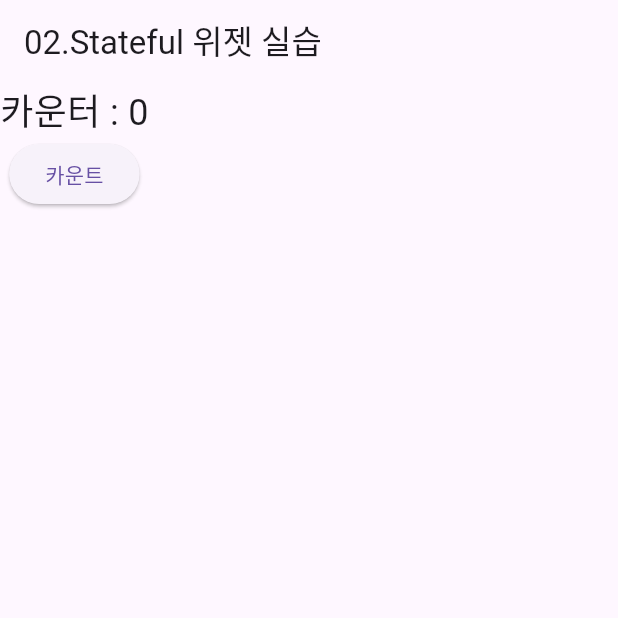
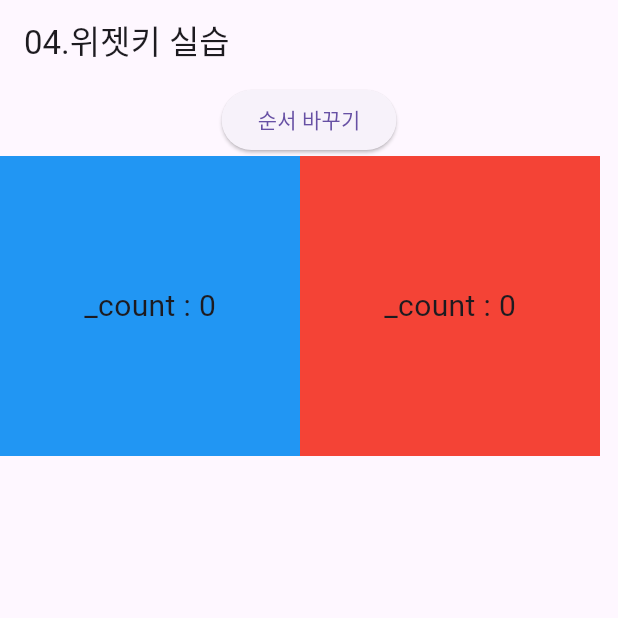
Before and after one commit to yingbbang/bnk-flutter-bootcamp, a Flutter app: the screen it shows after launch, on a phone screen of 412 x 824 dp, the top half of it. Run offline on Flutter 3.47's test engine with Material 3 defaults, Android fonts, the light colour scheme and no system bars.

Commit message:
feat(04): add ch04 flutter project Dart widget examples

```diff
--- /dev/null
+++ b/ch04/lib/04_widget_key.dart
@@ -0,0 +1,98 @@
+/*
+  날짜 : 2025/10/27
+  이름 : 조지영
+  내용 : Widget Key 실습
+*/
+import 'package:flutter/cupertino.dart';
+import 'package:flutter/material.dart';
+
+void main(){
+  runApp(MyApp());
+}
+
+class MyApp extends StatelessWidget {
+  @override
+  Widget build(BuildContext context) {
+    return MaterialApp(
+      home: Scaffold(
+        appBar: AppBar(title: const Text('04.위젯키 실습'),),
+        body: WidgetKeyTest(),
+      ),
+    );
+  }
+}
+
+class WidgetKeyTest extends StatefulWidget {
+  @override
+  State<StatefulWidget> createState() => _WidgetKeyTestState();
+}
+
+class _WidgetKeyTestState extends State<WidgetKeyTest> {
+
+  bool _swap = false;
+
+  @override
+  Widget build(BuildContext context) {
+    return Column(
+      children: [
+        ElevatedButton(
+            onPressed: (){
+              setState(() {
+                _swap = !_swap;
+              });
+            },
+            child: const Text('순서 바꾸기')
+        ),
+        Row(
+          children: _swap
+              ? [
+            CounterBox(key: ValueKey(101), color: Colors.red),
+            CounterBox(key: ValueKey(201), color: Colors.blue),
+          ]
+              : [
+            CounterBox(key: ValueKey(201), color: Colors.blue),
+            CounterBox(key: ValueKey(101), color: Colors.red),
+          ],
+        )
+      ],
+    );
+  }
+}
+
+class CounterBox extends StatefulWidget {
+
+  final Color color;
+
+  const CounterBox({super.key, required this.color});
+
+  @override
+  State<StatefulWidget> createState() => _CounterBoxState();
+}
+
+class _CounterBoxState extends State<CounterBox> {
+
+  int _count = 0;
+
+  @override
+  Widget build(BuildContext context) {
+
+    return GestureDetector(
+      onTap: (){
+        setState(() {
+          _count++;
+        });
+      },
+      child: Container(
+        width: 200,
+        height: 200,
+        color: widget.color,
+        child: Center(
+          child: Text(
+            '_count : $_count',
+            style: TextStyle(fontSize: 20),
+          ),
+        ),
+      ),
+    );
+  }
+}
```
Also changed, not shown: ch04/lib/03_widget_lifecycle.dart (+4 -4 lines).
